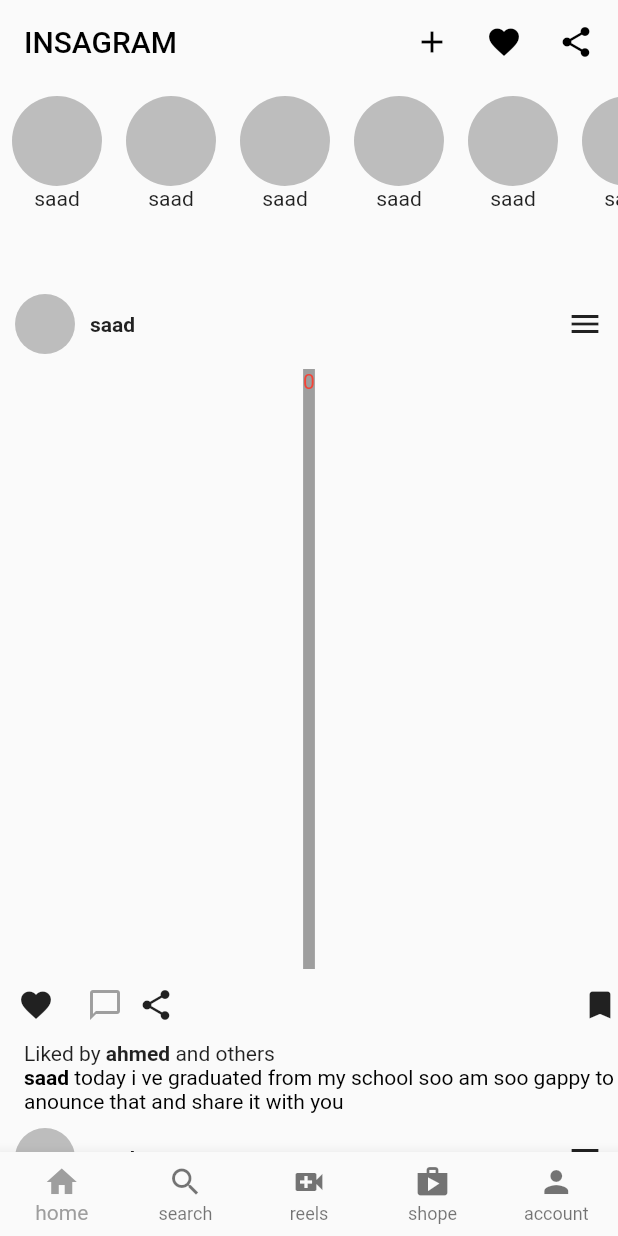
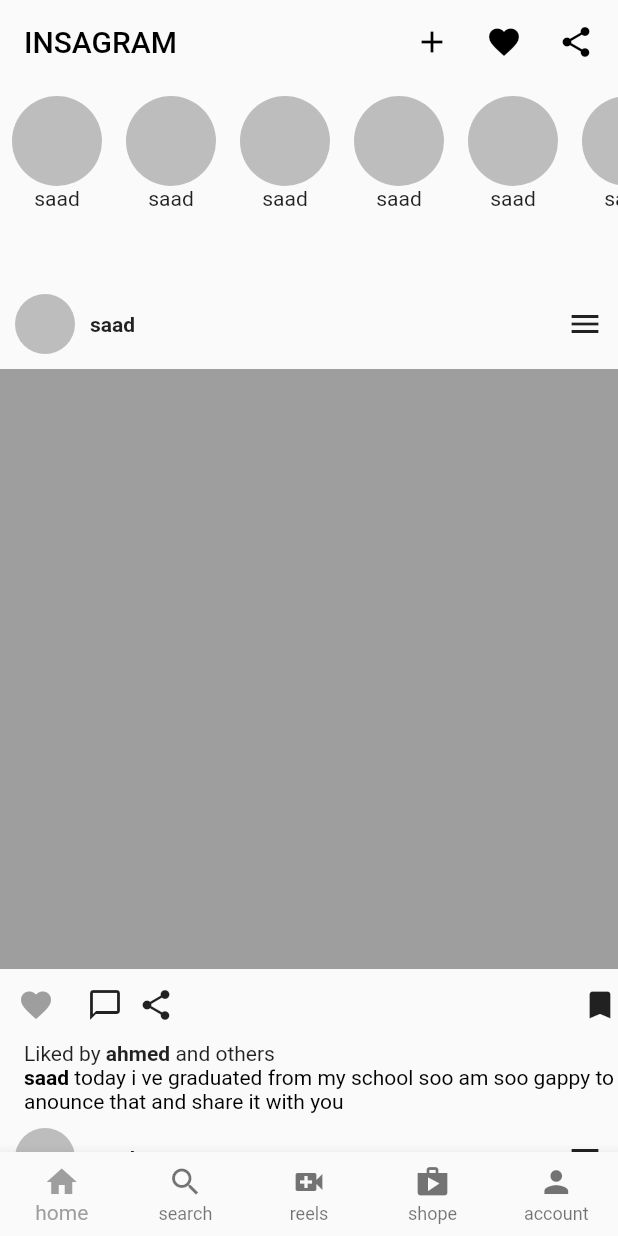
Before and after one commit to hcn31/Instagram, a Flutter app: the screen it shows after launch, after a tap on the "favorite" icon, on a phone screen of 412 x 824 dp. Run offline on Flutter 3.47's test engine with Material 2 defaults, Android fonts, the phone set to English and light mode, and no system bars.

Commit message:
adding a color to favorite icon

```diff
--- a/lib/util/user_posts.dart
+++ b/lib/util/user_posts.dart
@@ -1,10 +1,18 @@
 import 'package:flutter/material.dart';
 
-class UserPosts extends StatelessWidget {
-  final List<Color> colorr = [Colors.grey, Colors.red];
-  int indexColor = 0;
+class UserPosts extends StatefulWidget {
   final String name;
   UserPosts({required this.name});
+
+  @override
+  State<UserPosts> createState() => _UserPostsState();
+}
+
+class _UserPostsState extends State<UserPosts> {
+  final List<Color> colorr = [Colors.red, Colors.grey];
+
+  int indexColor = 0;
+
   @override
   Widget build(BuildContext context) {
     return Column(
@@ -26,7 +34,7 @@ class UserPosts extends StatelessWidget {
                       ),
                       const SizedBox(width: 10.0),
                       Text(
-                        name,
+                        widget.name,
                         style: TextStyle(fontWeight: FontWeight.bold),
                       ),
                     ],
@@ -34,30 +42,28 @@ class UserPosts extends StatelessWidget {
                   Icon(Icons.menu)
                 ])),
         Container(
-            height: 400,
-            color: Colors.grey,
-            child: Text(
-              '$indexColor',
-              style: TextStyle(color: Colors.red),
-            )),
+          height: 400,
+          color: Colors.grey,
+        ),
         Row(
           mainAxisAlignment: MainAxisAlignment.spaceBetween,
           children: [
             Row(
               children: [
                 IconButton(
-                  icon: const Icon(Icons.favorite),
+                  icon: Icon(Icons.favorite, color: colorr[indexColor]),
                   onPressed: () {
-                    setState() {
-                      if (indexColor == 0) indexColor = 1;
-                      indexColor = 0;
-                    }
+                    setState(() {
+                      if (indexColor == 0)
+                        indexColor = 1;
+                      else
+                        indexColor = 0;
+                    });
                   },
                 ),
                 Padding(
                   padding: const EdgeInsets.fromLTRB(10, 0, 10, 0),
-                  child: Icon(Icons.chat_bubble_outline,
-                      color: colorr[indexColor]),
+                  child: Icon(Icons.chat_bubble_outline),
                 ),
                 Icon(Icons.share),
               ],
@@ -80,7 +86,8 @@ class UserPosts extends StatelessWidget {
             child: RichText(
               text: TextSpan(style: TextStyle(color: Colors.black), children: [
                 TextSpan(
-                    text: name, style: TextStyle(fontWeight: FontWeight.bold)),
+                    text: widget.name,
+                    style: TextStyle(fontWeight: FontWeight.bold)),
                 TextSpan(
                     text:
                         " today i ve graduated from my school soo am soo gappy to anounce that and share it with you")
```
